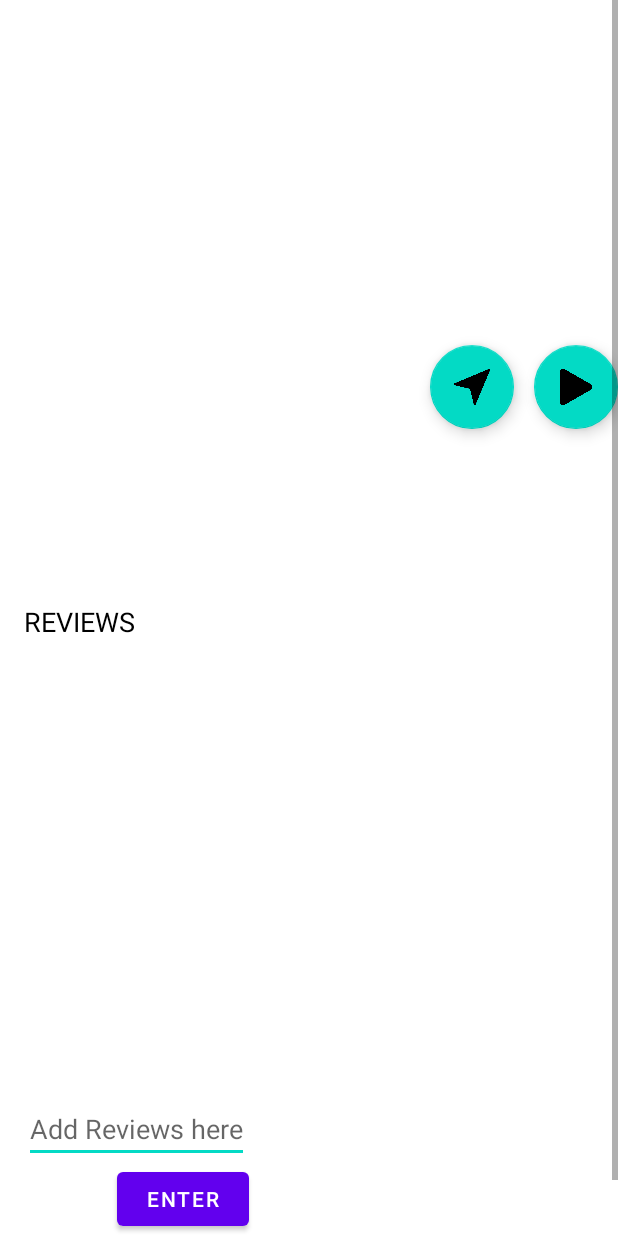
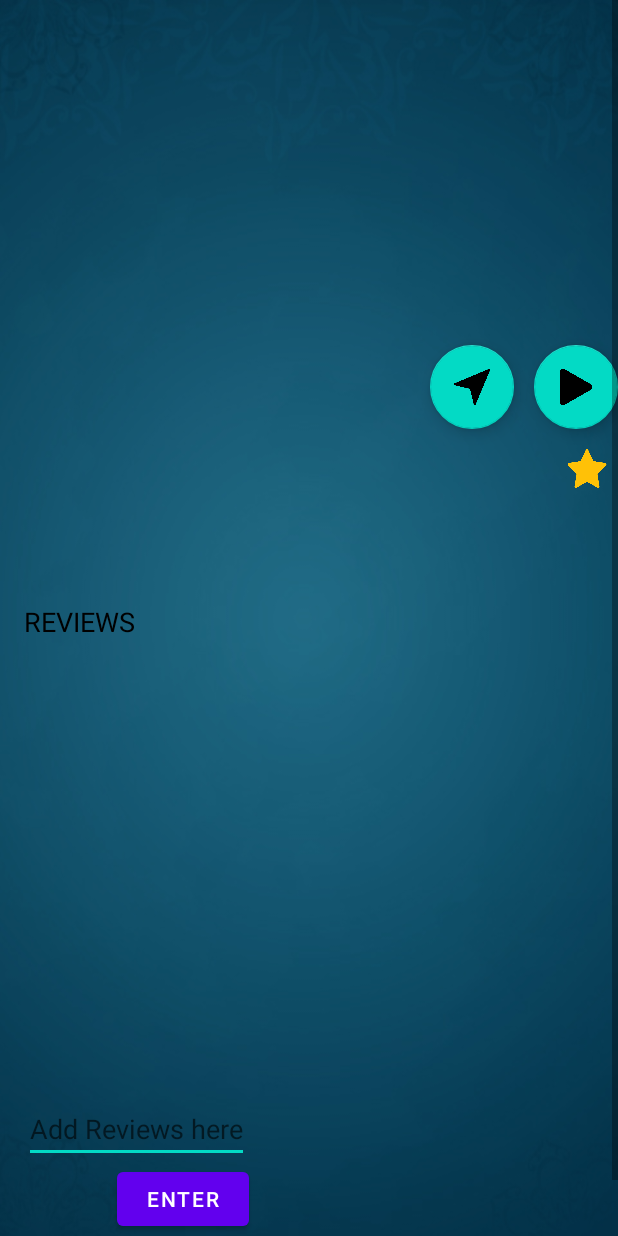
Before and after one commit to CAT304/Pocket_Guide_App, an Android app: the Places_info screen opened directly, with no data from a screen before it, on a phone screen of 412 x 824 dp. Run offline under Robolectric (Android 15) with nearby library versions, the phone set to English and light mode, and no system bars; our stand-ins replace Firebase (no records; nobody signed in at launch, a user with empty details on screens opened directly); 3 statements that could not run were skipped.

Commit message:
Page designing 50% done

```diff
--- a/app/src/main/res/layout/activity_places_info.xml
+++ b/app/src/main/res/layout/activity_places_info.xml
@@ -5,7 +5,8 @@
     xmlns:app="http://schemas.android.com/apk/res-auto"
     xmlns:tools="http://schemas.android.com/tools"
     android:layout_width="match_parent"
-    android:layout_height="match_parent">
+    android:layout_height="match_parent"
+    android:background="@drawable/places_background">
 
 <androidx.constraintlayout.widget.ConstraintLayout
     android:layout_width="wrap_content"
@@ -32,6 +33,7 @@
         android:layout_marginStart="16dp"
         android:layout_marginTop="12dp"
         android:text="Place_Name"
+        android:textStyle="bold"
         android:textColor="@color/design_default_color_on_secondary"
         android:textSize="24sp"
         app:layout_constraintStart_toStartOf="parent"
@@ -45,6 +47,7 @@
         android:layout_marginTop="32dp"
         android:layout_marginEnd="20dp"
         android:text="Details"
+        android:textColor="@color/white"
         android:textSize="20sp"
         app:layout_constraintEnd_toEndOf="parent"
         app:layout_constraintHorizontal_bias="0.0"
@@ -68,22 +71,23 @@
         android:layout_width="342dp"
         android:layout_height="231dp"
         android:layout_marginTop="8dp"
+        android:textColor="@color/white"
         app:layout_constraintEnd_toEndOf="parent"
         app:layout_constraintHorizontal_bias="0.444"
         app:layout_constraintStart_toStartOf="parent"
         app:layout_constraintTop_toBottomOf="@+id/Review_title" />
+
 
     <TextView
         android:id="@+id/Ratings"
         android:layout_width="wrap_content"
         android:layout_height="wrap_content"
         android:layout_marginTop="24dp"
-        android:layout_marginEnd="28dp"
+        android:layout_marginEnd="40dp"
         android:text="Ratings"
         android:textSize="20sp"
         app:layout_constraintEnd_toEndOf="parent"
         app:layout_constraintTop_toBottomOf="@+id/picplace" />
-
 
     <com.google.android.material.floatingactionbutton.FloatingActionButton
         android:id="@+id/acptbtn"
@@ -115,6 +119,19 @@
         app:layout_constraintHorizontal_bias="0.808"
         app:layout_constraintStart_toStartOf="@+id/picplace" />
 
+
+    <ImageView
+        android:id="@+id/imageView5"
+        android:layout_width="41dp"
+        android:layout_height="26dp"
+
+        app:layout_constraintBottom_toTopOf="@+id/Details"
+        app:layout_constraintEnd_toEndOf="parent"
+        app:layout_constraintHorizontal_bias="1.0"
+        app:layout_constraintStart_toEndOf="@+id/Ratings"
+        app:layout_constraintTop_toBottomOf="@+id/picplace"
+        app:srcCompat="@drawable/star" />
+
     <EditText
         android:id="@+id/etReview"
         android:layout_width="wrap_content"
```
Also changed, not shown: app/src/main/res/drawable-v24/places_background.jpg (added), app/src/main/res/drawable-v24/star.png (added).
